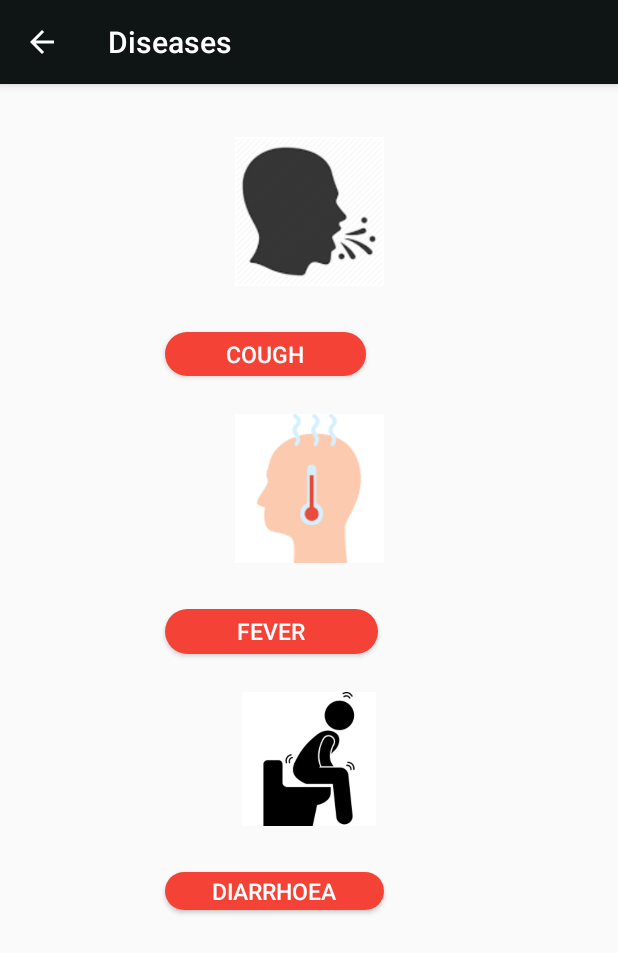
After one commit to Joshua56/FirebaseAuth, an Android app: the DiseasesActivity screen opened directly, with no data from a screen before it, on a phone screen of 412 x 824 dp. The commit adds this screen. Shown: the top 953 px of the screen. Run offline under Robolectric (Android 15) with nearby library versions, the phone set to English and light mode, and no system bars.

Commit message:
activity cleanup

```diff
--- /dev/null
+++ b/app/src/main/java/www/joshmyapps/com/healthcare/DiseasesActivity.java
@@ -0,0 +1,36 @@
+package www.joshmyapps.com.healthcare;
+
+import android.content.Intent;
+import android.os.Bundle;
+import android.view.View;
+
+import androidx.appcompat.app.AppCompatActivity;
+
+public class DiseasesActivity extends AppCompatActivity {
+
+    private Intent diarrhoeaIntent;
+
+    @Override
+    protected void onCreate(Bundle savedInstanceState) {
+        super.onCreate(savedInstanceState);
+        setContentView(R.layout.activity_community__leader);
+        if (getSupportActionBar() != null)
+            getSupportActionBar().setTitle("Diseases");
+        diarrhoeaIntent = new Intent(DiseasesActivity.this, MedicationActivity.class);
+    }
+
+    public void diarrhoea(View view) {
+        diarrhoeaIntent.putExtra("Disease", "Diarrhoea");
+        startActivity(diarrhoeaIntent);
+    }
+
+    public void fever(View view) {
+        diarrhoeaIntent.putExtra("Disease", "Fever");
+        startActivity(diarrhoeaIntent);
+    }
+
+    public void cough(View view) {
+        diarrhoeaIntent.putExtra("Disease", "Cough");
+        startActivity(diarrhoeaIntent);
+    }
+}
--- a/app/src/main/java/www/joshmyapps/com/healthcare/LoginActivity.java
+++ b/app/src/main/java/www/joshmyapps/com/healthcare/LoginActivity.java
@@ -63,7 +63,7 @@ public class LoginActivity extends AppCompatActivity {
                             @Override
                             public void onComplete(@NonNull Task<AuthResult> task) {
                                 if (task.isSuccessful()) {
-                                    startActivity(new Intent(getApplicationContext(), MainActivity.class));
+                                    startActivity(new Intent(getApplicationContext(), CommunityActivity.class));
                                 } else {
                                     Toast.makeText(LoginActivity.this, "Authentication Failed", Toast.LENGTH_SHORT).show();
                                 }
@@ -75,6 +75,6 @@ public class LoginActivity extends AppCompatActivity {
 
 
     public void Sign_in(View view) {
-        startActivity(new Intent(getApplicationContext(), MainActivity.class));
+        startActivity(new Intent(getApplicationContext(), CommunityActivity.class));
     }
 }
--- a/app/src/main/java/www/joshmyapps/com/healthcare/SignupActivity.java
+++ b/app/src/main/java/www/joshmyapps/com/healthcare/SignupActivity.java
@@ -81,7 +81,7 @@ public class SignupActivity extends AppCompatActivity {
 
                                     progressBar.setVisibility(View.GONE);
                                     if (task.isSuccessful()) {
-                                        startActivity(new Intent(getApplicationContext(), MainActivity.class));
+                                        startActivity(new Intent(getApplicationContext(), CommunityActivity.class));
                                         Toast.makeText(SignupActivity.this, "Registration Complete", Toast.LENGTH_SHORT).show();
 
                                     } else {
--- a/app/src/main/res/layout/activity_community__leader.xml
+++ b/app/src/main/res/layout/activity_community__leader.xml
@@ -1,67 +1,76 @@
 <?xml version="1.0" encoding="utf-8"?>
 <LinearLayout xmlns:android="http://schemas.android.com/apk/res/android"
-    xmlns:app="http://schemas.android.com/apk/res-auto"
     xmlns:tools="http://schemas.android.com/tools"
     android:layout_width="match_parent"
     android:layout_height="match_parent"
     android:orientation="vertical"
     android:padding="10dp"
-    tools:context=".CommunityActivity">
+    tools:context=".DiseasesActivity">
 
 
     <ImageView
         android:layout_width="match_parent"
         android:layout_height="150dp"
-        android:src="@drawable/cough"
-        android:padding="25dp"/>
+        android:contentDescription="@string/cough_image"
+        android:padding="25dp"
+        android:src="@drawable/cough" />
 
     <Button
         android:id="@+id/sick"
         android:layout_width="134dp"
         android:layout_height="29dp"
+        android:layout_marginStart="100dp"
         android:layout_marginLeft="100dp"
         android:layout_marginTop="5dp"
+        android:layout_marginEnd="130dp"
         android:layout_marginRight="130dp"
         android:background="@drawable/button_rounded"
         android:onClick="cough"
-        android:text="Cough"
+        android:text="@string/cough"
         android:textColor="#fff"
         android:textSize="15sp" />
 
     <ImageView
         android:layout_width="match_parent"
         android:layout_height="150dp"
-        android:src="@drawable/fever"
-        android:padding="25dp"/>
+        android:contentDescription="@string/fever_image"
+        android:padding="25dp"
+        android:src="@drawable/fever" />
 
     <Button
         android:id="@+id/sick_one"
         android:layout_width="142dp"
         android:layout_height="30dp"
+        android:layout_marginStart="100dp"
         android:layout_marginLeft="100dp"
         android:layout_marginTop="5dp"
+        android:layout_marginEnd="130dp"
         android:layout_marginRight="130dp"
         android:background="@drawable/button_rounded"
         android:onClick="fever"
-        android:text="Fever"
+        android:text="@string/fever"
         android:textColor="#fff"
         android:textSize="15sp" />
+
     <ImageView
         android:layout_width="match_parent"
         android:layout_height="140dp"
-        android:src="@drawable/diarrhea"
-        android:padding="25dp"/>
+        android:contentDescription="@string/diarrhoea_image"
+        android:padding="25dp"
+        android:src="@drawable/diarrhea" />
 
     <Button
         android:id="@+id/community_leader"
         android:layout_width="146dp"
         android:layout_height="25dp"
+        android:layout_marginStart="100dp"
         android:layout_marginLeft="100dp"
         android:layout_marginTop="5dp"
+        android:layout_marginEnd="130dp"
         android:layout_marginRight="130dp"
         android:background="@drawable/button_rounded"
         android:onClick="diarrhoea"
-        android:text="Diarrhea"
+        android:text="@string/diarrhoea"
         android:textColor="#fff"
         android:textSize="15sp" />
 
--- a/app/src/main/res/layout/activity_health_worker.xml
+++ b/app/src/main/res/layout/activity_health_worker.xml
@@ -6,7 +6,7 @@
     android:layout_width="match_parent"
     android:layout_height="match_parent"
     android:fitsSystemWindows="true"
-    tools:context=".MainActivity"
+    tools:context=".CommunityActivity"
     tools:openDrawer="start">
 
     <androidx.constraintlayout.widget.ConstraintLayout
--- a/app/src/main/res/values/strings.xml
+++ b/app/src/main/res/values/strings.xml
@@ -15,4 +15,13 @@
     <string name="disease_key">Disease</string>
     <string name="_0">0</string>
     <string name="sign_out">Sign Out</string>
+    <string name="trimester">Trimester</string>
+    <string name="enter_location">Enter Location</string>
+    <string name="enter_reason">Enter Reason</string>
+    <string name="diarrhoea">Diarrhoea</string>
+    <string name="fever">Fever</string>
+    <string name="diarrhoea_image">Diarrhoea image</string>
+    <string name="fever_image">Fever image</string>
+    <string name="cough_image">Cough Image</string>
+    <string name="cough">Cough</string>
 </resources>
```
Also changed, not shown: app/src/main/AndroidManifest.xml (+5 -4 lines), app/src/main/java/www/joshmyapps/com/healthcare/CommunityActivity.java (+30 -15 lines), app/src/main/java/www/joshmyapps/com/healthcare/MainActivity.java (deleted, +0 -51 lines), app/src/main/res/layout/activity_defaulter.xml (+40 -0 lines).
